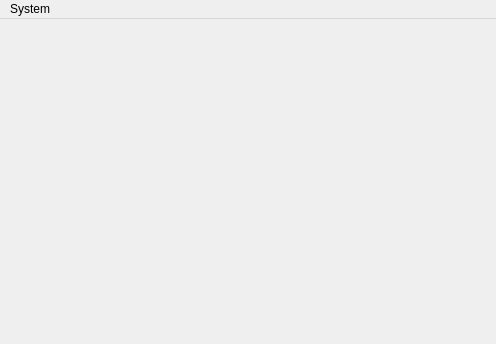
The window that src/Scorche/mainwindow.ui (benapetr/OpenScorchedEarth) describes before a commit, drawn with Qt 5.
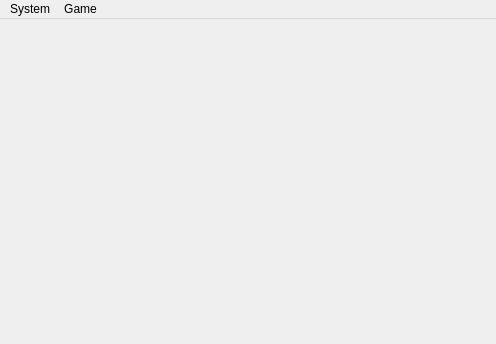
The same window after the commit.

```diff
--- a/src/Scorche/mainwindow.ui
+++ b/src/Scorche/mainwindow.ui
@@ -51,7 +51,14 @@
     </property>
     <addaction name="actionRendering"/>
    </widget>
+   <widget class="QMenu" name="menuGame">
+    <property name="title">
+     <string>Game</string>
+    </property>
+    <addaction name="actionBots_enable_quick_aim"/>
+   </widget>
    <addaction name="menuSystem"/>
+   <addaction name="menuGame"/>
   </widget>
   <action name="actionRendering">
    <property name="checkable">
```
Left out of the diff: 13 changed lines with no effect on the pictures.
